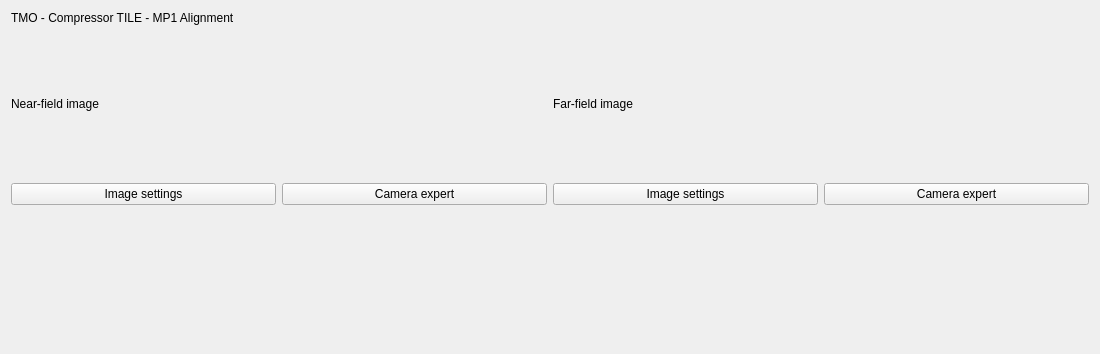
Above: mods_ui/untitled.ui from ebramyoussef/mods-ui before the change; both pictures show x 0 to 1100 and y 0 to 354 of the 1100 by 615 pixel window. Below: the same form after it.
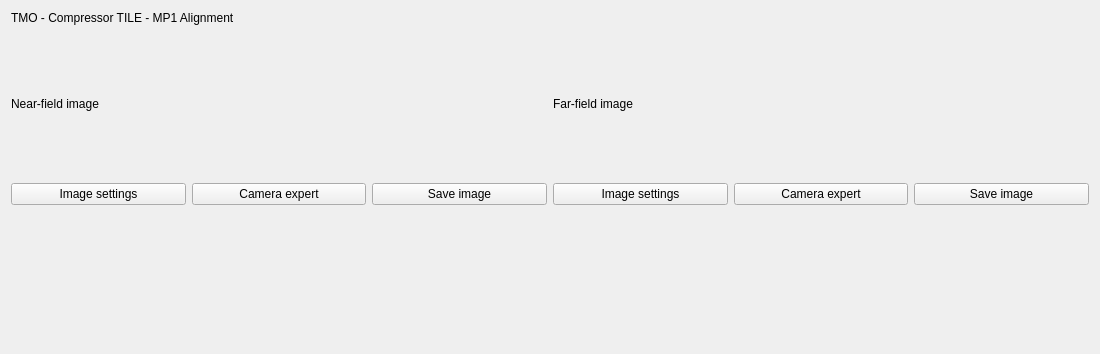
That is the form after the change. Custom widgets are drawn as their Qt base class.

Diff of the .ui file:
```diff
--- a/mods_ui/untitled.ui
+++ b/mods_ui/untitled.ui
@@ -1302,6 +1302,13 @@
            </property>
           </widget>
          </item>
+         <item>
+          <widget class="QPushButton" name="NFSavePushButton">
+           <property name="text">
+            <string>Save image</string>
+           </property>
+          </widget>
+         </item>
         </layout>
        </item>
        <item>
@@ -1450,6 +1457,13 @@
            </property>
           </widget>
          </item>
+         <item>
+          <widget class="QPushButton" name="FFSavePushButton">
+           <property name="text">
+            <string>Save image</string>
+           </property>
+          </widget>
+         </item>
         </layout>
        </item>
        <item>
```
Left out of the diff: 4 changed lines with no effect on the pictures.
